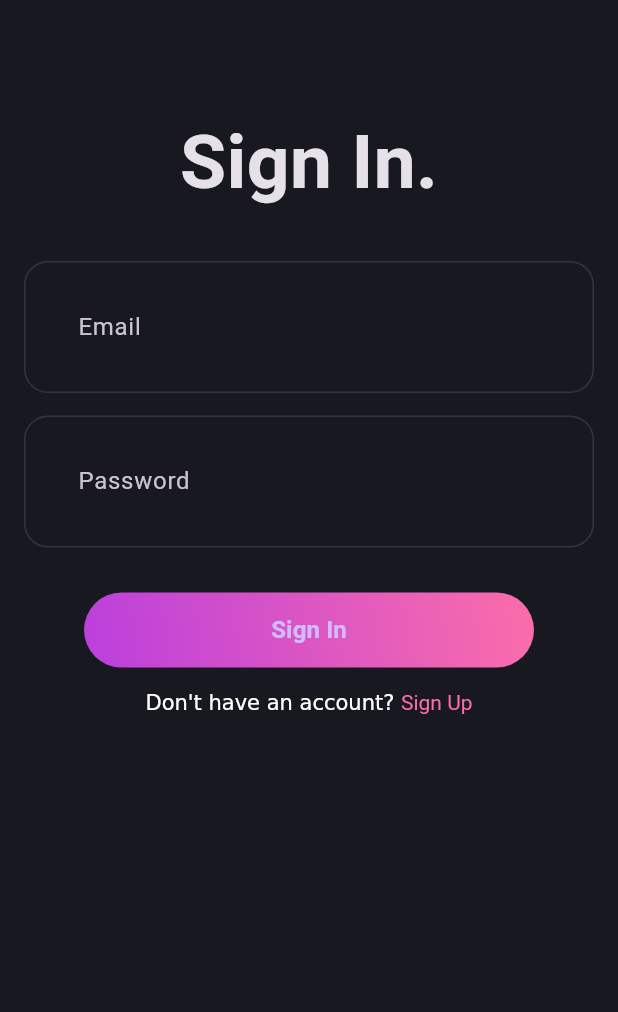
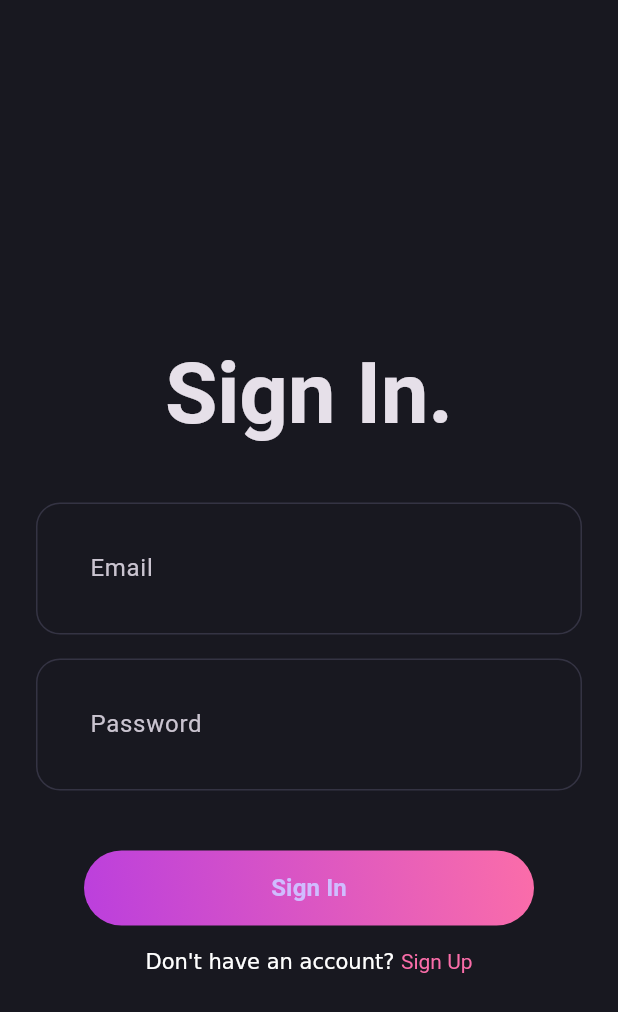
Before and after one commit to a7medkhalaf/flutter_blog_app, a Flutter app: the screen it shows after launch, on a phone screen of 412 x 824 dp. Shown: the top 1012 px of the screen. Run offline on Flutter 3.47's test engine with Material 3 defaults, Android fonts, the phone set to English and light mode, and no system bars; our stand-ins replace dotted_border, flutter_bloc, fpdart, get_it, hive, hive_flutter and 3 more; accounts and stored records are empty.

Commit message:
fix some issues.

```diff
--- a/lib/features/auth/domain/repository/auth_repository.dart
+++ b/lib/features/auth/domain/repository/auth_repository.dart
@@ -12,5 +12,6 @@ abstract interface class IAuthRepository {
     required String email,
     required String password,
   });
+  Future<Either<Failure, void>> signOut();
   Future<Either<Failure, User>> getCurrentUser();
 }
--- /dev/null
+++ b/lib/features/auth/domain/usecases/user_signout.dart
@@ -0,0 +1,14 @@
+import 'package:flutter_blog_app/core/error/failure.dart';
+import 'package:flutter_blog_app/core/usecase/usecase.dart';
+import 'package:flutter_blog_app/features/auth/domain/repository/auth_repository.dart';
+import 'package:fpdart/fpdart.dart';
+
+class UserSignOut implements UseCase<void, NoParams> {
+  final IAuthRepository authRepository;
+  const UserSignOut(this.authRepository);
+
+  @override
+  Future<Either<Failure, void>> call(NoParams params) async {
+    return await authRepository.signOut();
+  }
+}
--- a/lib/features/auth/presentation/bloc/auth_bloc.dart
+++ b/lib/features/auth/presentation/bloc/auth_bloc.dart
@@ -5,6 +5,7 @@ import 'package:flutter_blog_app/core/usecase/usecase.dart';
 import 'package:flutter_blog_app/core/common/entities/user.dart';
 import 'package:flutter_blog_app/features/auth/domain/usecases/current_user.dart';
 import 'package:flutter_blog_app/features/auth/domain/usecases/user_login.dart';
+import 'package:flutter_blog_app/features/auth/domain/usecases/user_signout.dart';
 import 'package:flutter_blog_app/features/auth/domain/usecases/user_singup.dart';
 
 part 'auth_event.dart';
@@ -13,6 +14,7 @@ part 'auth_state.dart';
 class AuthBloc extends Bloc<AuthEvent, AuthState> {
   final UserSignUp _userSignUp;
   final UserLogin _userLogin;
+  final UserSignOut _userSignOut;
   final CurrentUser _currentUser;
   final AppUserCubit _appUserCubit;
 
@@ -21,15 +23,18 @@ class AuthBloc extends Bloc<AuthEvent, AuthState> {
     required UserLogin userLogin,
     required CurrentUser currentUser,
     required AppUserCubit appUserCubit,
+    required UserSignOut userSignOut,
   })  : _userSignUp = userSignUp,
         _userLogin = userLogin,
         _currentUser = currentUser,
         _appUserCubit = appUserCubit,
+        _userSignOut = userSignOut,
         super(AuthInitial()) {
     on<AuthEvent>((_, emit) => emit(AuthLoading()));
     on<AuthSignUp>(_onAuthSignUp);
     on<AuthSignIn>(_onAuthSignIn);
     on<AuthIsLoggedIn>(_isUserLoggedIn);
+    on<AuthSignOut>(_onAuthSignOut);
   }
 
   void _onAuthSignUp(
@@ -67,6 +72,21 @@ class AuthBloc extends Bloc<AuthEvent, AuthState> {
     );
   }
 
+  void _onAuthSignOut(
+    AuthSignOut event,
+    Emitter<AuthState> emit,
+  ) async {
+    final response = await _userSignOut.call(NoParams());
+
+    response.fold(
+      (l) => emit(AuthFailure(l.message)),
+      (r) {
+        emit(AuthInitial());
+        _appUserCubit.updateUser(null);
+      },
+    );
+  }
+
   void _isUserLoggedIn(
     AuthIsLoggedIn event,
     Emitter<AuthState> emit,
--- a/lib/features/auth/presentation/bloc/auth_event.dart
+++ b/lib/features/auth/presentation/bloc/auth_event.dart
@@ -28,3 +28,5 @@ final class AuthSignIn extends AuthEvent {
 }
 
 final class AuthIsLoggedIn extends AuthEvent {}
+
+final class AuthSignOut extends AuthEvent {}
--- a/lib/features/auth/presentation/pages/signin_page.dart
+++ b/lib/features/auth/presentation/pages/signin_page.dart
@@ -54,31 +54,30 @@ class _SignInPageState extends State<SignInPage> {
                 (route) => false,
               );
             }
-            return SingleChildScrollView(
+            return Center(
+              child: SingleChildScrollView(
                 child: Form(
                   key: formKey,
                   child: Column(
-                  mainAxisAlignment: MainAxisAlignment.center,
                     children: [
-                    const Text(
+                      Text(
                         'Sign In.',
-                      style: TextStyle(
-                        fontSize: 50,
-                        fontWeight: FontWeight.bold,
+                        style: Theme.of(context)
+                            .textTheme
+                            .displayLarge!
+                            .copyWith(fontWeight: FontWeight.bold),
                       ),
-                    ),
-                    const SizedBox(height: 30),
+                      const SizedBox(height: 32),
                       AuthField(
                         hint: 'Email',
                         controller: emailController,
                       ),
-                    const SizedBox(height: 15),
                       AuthField(
                         hint: 'Password',
                         controller: passwordController,
                         isObscureText: true,
                       ),
-                    const SizedBox(height: 30),
+                      const SizedBox(height: 32),
                       AuthGradientButton(
                         text: 'Sign In',
                         onPressed: () {
@@ -92,7 +91,7 @@ class _SignInPageState extends State<SignInPage> {
                           }
                         },
                       ),
-                    const SizedBox(height: 15),
+                      const SizedBox(height: 16),
                       GestureDetector(
                         onTap: () {
                           Navigator.push(context, SignUpPage.route());
@@ -111,6 +110,7 @@ class _SignInPageState extends State<SignInPage> {
                     ],
                   ),
                 ),
+              ),
             );
           },
         ),
--- a/lib/features/auth/presentation/widgets/auth_field.dart
+++ b/lib/features/auth/presentation/widgets/auth_field.dart
@@ -13,7 +13,9 @@ class AuthField extends StatelessWidget {
 
   @override
   Widget build(BuildContext context) {
-    return TextFormField(
+    return Padding(
+      padding: const EdgeInsets.all(8.0),
+      child: TextFormField(
         controller: controller,
         obscureText: isObscureText,
         decoration: InputDecoration(
@@ -25,6 +27,7 @@ class AuthField extends StatelessWidget {
           }
           return null;
         },
+      ),
     );
   }
 }
--- a/lib/init_dependencies.dart
+++ b/lib/init_dependencies.dart
@@ -6,6 +6,7 @@ import 'package:flutter_blog_app/features/auth/data/repositories/auth_repository
 import 'package:flutter_blog_app/features/auth/domain/repository/auth_repository.dart';
 import 'package:flutter_blog_app/features/auth/domain/usecases/current_user.dart';
 import 'package:flutter_blog_app/features/auth/domain/usecases/user_login.dart';
+import 'package:flutter_blog_app/features/auth/domain/usecases/user_signout.dart';
 import 'package:flutter_blog_app/features/auth/domain/usecases/user_singup.dart';
 import 'package:flutter_blog_app/features/auth/presentation/bloc/auth_bloc.dart';
 import 'package:flutter_blog_app/features/blog/data/datasources/blog_local_data_source.dart';
--- a/lib/init_dependencies_main.dart
+++ b/lib/init_dependencies_main.dart
@@ -56,12 +56,18 @@ void _initAuth() {
         serviceLocator(),
       ),
     )
+    ..registerFactory(
+      () => UserSignOut(
+        serviceLocator(),
+      ),
+    )
     ..registerLazySingleton(
       () => AuthBloc(
         userSignUp: serviceLocator(),
         userLogin: serviceLocator(),
         currentUser: serviceLocator(),
         appUserCubit: serviceLocator(),
+        userSignOut: serviceLocator(),
       ),
     );
 }
```
Also changed, not shown: lib/core/utils/show_dialog.dart (added, +33 -0 lines), lib/features/auth/data/datasources/auth_remote_data_source.dart (+10 -0 lines), lib/features/auth/data/repositories/auth_repository.dart (+10 -0 lines), lib/features/auth/presentation/pages/signup_page.dart (+13 -11 lines), lib/features/blog/presentation/pages/blog_page.dart (+17 -2 lines), 1 other file. Lines whose indentation alone changed are shown as unchanged.
